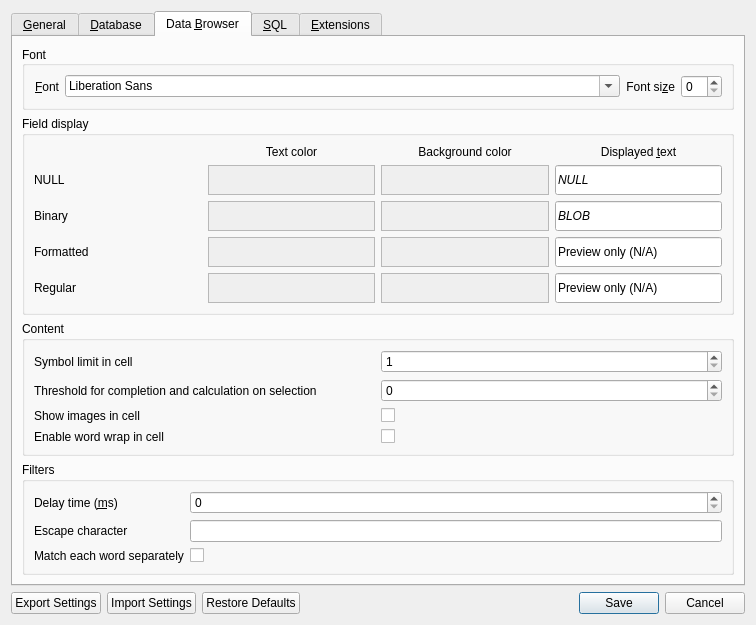
First picture: the form in src/PreferencesDialog.ui, repository deepsidhu1313/sqlitebrowser, before the edit.
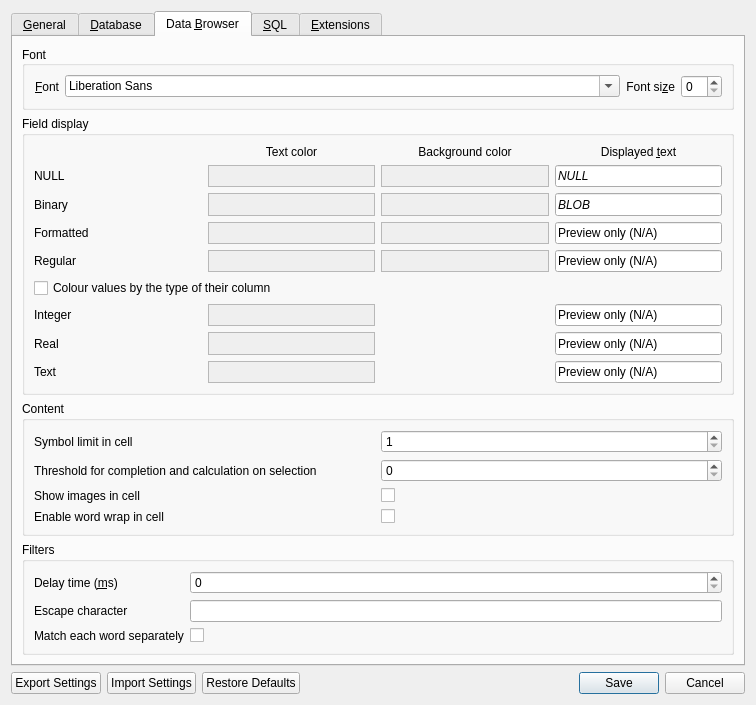
Second picture: the form after the edit. The open tabs and pages were chosen to show the change. Icons and pictures are not drawn. Custom widgets are drawn as their Qt base class.

Commit message: Add an option to colour values by the type of their column

```diff
--- a/src/PreferencesDialog.ui
+++ b/src/PreferencesDialog.ui
@@ -1238,6 +1238,166 @@
               </property>
              </widget>
             </item>
+            <item row="6" column="0" colspan="4">
+             <widget class="QCheckBox" name="checkColourByType">
+              <property name="toolTip">
+               <string>Enable this option to colour the regular values by the type of their column using the colours below. This is not used for NULL, binary and formatted values or values with a conditional format. The colour follows the declared type of the column, not the type of the value stored in it.</string>
+              </property>
+              <property name="text">
+               <string>Colour values by the type of their column</string>
+              </property>
+             </widget>
+            </item>
+            <item row="7" column="0">
+             <widget class="QLabel" name="lb_int">
+              <property name="text">
+               <string>Integer</string>
+              </property>
+              <property name="alignment">
+               <set>Qt::AlignLeading|Qt::AlignLeft|Qt::AlignVCenter</set>
+              </property>
+             </widget>
+            </item>
+            <item row="7" column="1">
+             <widget class="QFrame" name="fr_int_fg">
+              <property name="focusPolicy">
+               <enum>Qt::StrongFocus</enum>
+              </property>
+              <property name="toolTip">
+               <string>Click to set this color</string>
+              </property>
+              <property name="autoFillBackground">
+               <bool>true</bool>
+              </property>
+              <property name="frameShape">
+               <enum>QFrame::StyledPanel</enum>
+              </property>
+              <property name="frameShadow">
+               <enum>QFrame::Raised</enum>
+              </property>
+             </widget>
+            </item>
+            <item row="7" column="3">
+             <widget class="QLineEdit" name="txtInteger">
+              <property name="sizePolicy">
+               <sizepolicy hsizetype="Preferred" vsizetype="Preferred">
+                <horstretch>0</horstretch>
+                <verstretch>0</verstretch>
+               </sizepolicy>
+              </property>
+              <property name="font">
+               <font>
+                <italic>false</italic>
+               </font>
+              </property>
+              <property name="text">
+               <string>Preview only (N/A)</string>
+              </property>
+              <property name="readOnly">
+               <bool>true</bool>
+              </property>
+             </widget>
+            </item>
+            <item row="8" column="0">
+             <widget class="QLabel" name="lb_real">
+              <property name="text">
+               <string>Real</string>
+              </property>
+              <property name="alignment">
+               <set>Qt::AlignLeading|Qt::AlignLeft|Qt::AlignVCenter</set>
+              </property>
+             </widget>
+            </item>
+            <item row="8" column="1">
+             <widget class="QFrame" name="fr_real_fg">
+              <property name="focusPolicy">
+               <enum>Qt::StrongFocus</enum>
+              </property>
+              <property name="toolTip">
+               <string>Click to set this color</string>
+              </property>
+              <property name="autoFillBackground">
+               <bool>true</bool>
+              </property>
+              <property name="frameShape">
+               <enum>QFrame::StyledPanel</enum>
+              </property>
+              <property name="frameShadow">
+               <enum>QFrame::Raised</enum>
+              </property>
+             </widget>
+            </item>
+            <item row="8" column="3">
+             <widget class="QLineEdit" name="txtReal">
+              <property name="sizePolicy">
+               <sizepolicy hsizetype="Preferred" vsizetype="Preferred">
+                <horstretch>0</horstretch>
+                <verstretch>0</verstretch>
+               </sizepolicy>
+              </property>
+              <property name="font">
+               <font>
+                <italic>false</italic>
+               </font>
+              </property>
+              <property name="text">
+               <string>Preview only (N/A)</string>
+              </property>
+              <property name="readOnly">
+               <bool>true</bool>
+              </property>
+             </widget>
+            </item>
+            <item row="9" column="0">
+             <widget class="QLabel" name="lb_text_type">
+              <property name="text">
+               <string>Text</string>
+              </property>
+              <property name="alignment">
+               <set>Qt::AlignLeading|Qt::AlignLeft|Qt::AlignVCenter</set>
+              </property>
+             </widget>
+            </item>
+            <item row="9" column="1">
+             <widget class="QFrame" name="fr_text_fg">
+              <property name="focusPolicy">
+               <enum>Qt::StrongFocus</enum>
+              </property>
+              <property name="toolTip">
+               <string>Click to set this color</string>
+              </property>
+              <property name="autoFillBackground">
+               <bool>true</bool>
+              </property>
+              <property name="frameShape">
+               <enum>QFrame::StyledPanel</enum>
+              </property>
+              <property name="frameShadow">
+               <enum>QFrame::Raised</enum>
+              </property>
+             </widget>
+            </item>
+            <item row="9" column="3">
+             <widget class="QLineEdit" name="txtTextType">
+              <property name="sizePolicy">
+               <sizepolicy hsizetype="Preferred" vsizetype="Preferred">
+                <horstretch>0</horstretch>
+                <verstretch>0</verstretch>
+               </sizepolicy>
+              </property>
+              <property name="font">
+               <font>
+                <italic>false</italic>
+               </font>
+              </property>
+              <property name="text">
+               <string>Preview only (N/A)</string>
+              </property>
+              <property name="readOnly">
+               <bool>true</bool>
+              </property>
+             </widget>
+            </item>
            </layout>
           </widget>
          </item>
```
Left out of the diff: 4 changed lines with no effect on the pictures. The commit also changes 7 other files.
